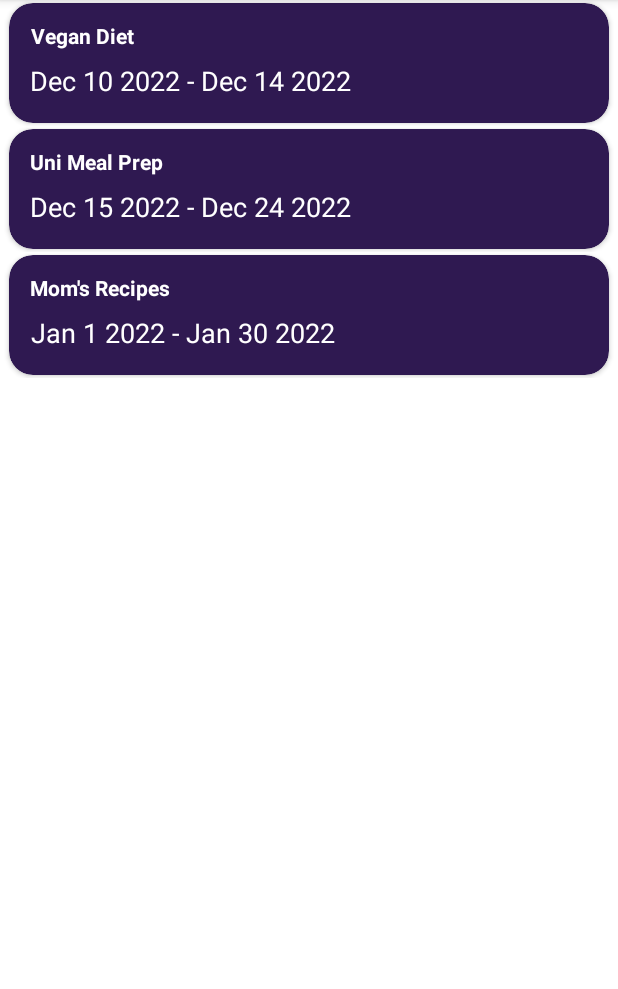
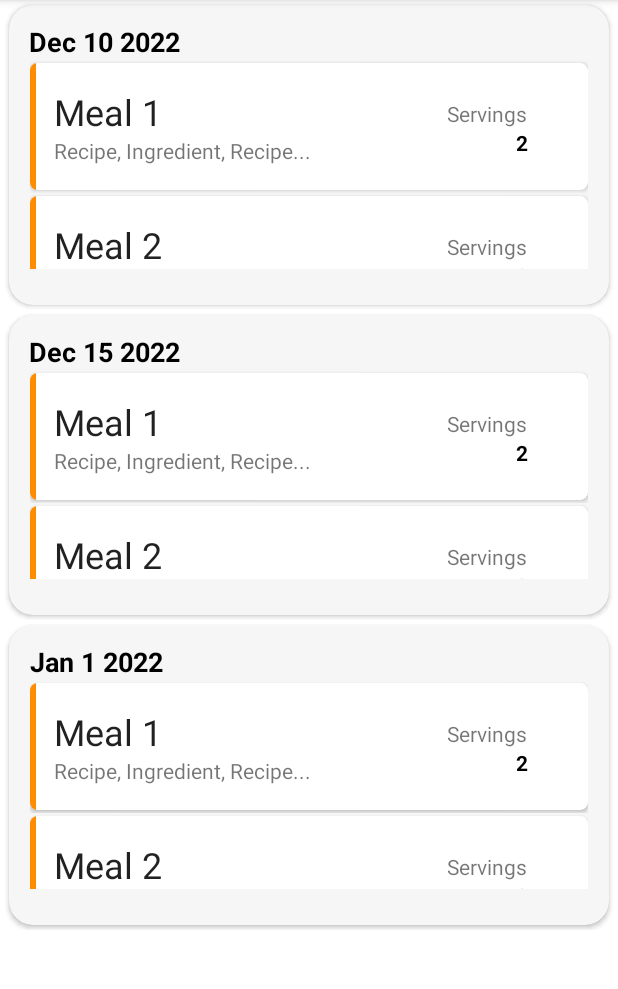
Before and after one commit to CMPUT301F22T04/nosh, an Android app: the fragment PlanFragment shown on its own in the app's theme, on a phone screen of 412 x 824 dp, the part 84-1073 px from its top. Run offline under Robolectric (Android 15) with nearby library versions, the light colour scheme and no system bars.

Commit message:
Testing nested recycler views approach

```diff
--- /dev/null
+++ b/app/src/main/java/com/example/nosh/fragments/plan/Meal.java
@@ -0,0 +1,17 @@
+package com.example.nosh.fragments.plan;
+
+public class Meal {
+    private String name;
+
+    public Meal(String name) {
+        this.name = name;
+    }
+
+    public String getName() {
+        return name;
+    }
+
+    public void setName(String name) {
+        this.name = name;
+    }
+}
--- /dev/null
+++ b/app/src/main/java/com/example/nosh/fragments/plan/MealDay.java
@@ -0,0 +1,17 @@
+package com.example.nosh.fragments.plan;
+
+public class MealDay {
+    private String day;
+
+    public MealDay(String day) {
+        this.day = day;
+    }
+
+    public String getDay() {
+        return day;
+    }
+
+    public void setDay(String day) {
+        this.day = day;
+    }
+}
--- a/app/src/main/java/com/example/nosh/fragments/plan/PlanFragment.java
+++ b/app/src/main/java/com/example/nosh/fragments/plan/PlanFragment.java
@@ -11,6 +11,7 @@ import android.view.View;
 import android.view.ViewGroup;
 
 import com.example.nosh.R;
+import com.example.nosh.fragments.plan.RecyclerViews.MealSpan_RecyclerViewAdapter;
 
 import java.util.ArrayList;
 
@@ -20,7 +21,8 @@ import java.util.ArrayList;
  * create an instance of this fragment.
  */
 public class PlanFragment extends Fragment {
-    ArrayList<MockMealPlan> mealPlans = new ArrayList<>();
+    //ArrayList<MockMealPlan> mealPlans = new ArrayList<>();
+    ArrayList<MealDay> mealDays = new ArrayList<>();
 
     public PlanFragment() {
         // Required empty public constructor
@@ -45,7 +47,11 @@ public class PlanFragment extends Fragment {
 
         setUpTestData();
 
-        MealPlan_RecyclerViewAdapter adapter = new MealPlan_RecyclerViewAdapter(getContext(), mealPlans);
+        //MealPlan_RecyclerViewAdapter adapter = new MealPlan_RecyclerViewAdapter(getContext(), mealPlans);
+        //recyclerView.setAdapter(adapter);
+        //recyclerView.setLayoutManager(new LinearLayoutManager(getContext()));
+
+        MealSpan_RecyclerViewAdapter adapter = new MealSpan_RecyclerViewAdapter(getContext(), mealDays);
         recyclerView.setAdapter(adapter);
         recyclerView.setLayoutManager(new LinearLayoutManager(getContext()));
 
@@ -53,11 +59,12 @@ public class PlanFragment extends Fragment {
     }
 
     private void setUpTestData(){
-        String[] planNames = {"Vegan Diet", "Uni Meal Prep", "Mom's Recipes"};
-        String[] planSpans = {"Dec 10 2022 - Dec 14 2022", "Dec 15 2022 - Dec 24 2022", "Jan 1 2022 - Jan 30 2022"};
+        //String[] planNames = {"Vegan Diet", "Uni Meal Prep", "Mom's Recipes"};
+        //String[] planSpans = {"Dec 10 2022 - Dec 14 2022", "Dec 15 2022 - Dec 24 2022", "Jan 1 2022 - Jan 30 2022"};
+        String[] days = {"Dec 10 2022", "Dec 15 2022", "Jan 1 2022"};
 
-        for (int i = 0; i < planNames.length; i++){
-            mealPlans.add(new MockMealPlan(planNames[i], planSpans[i]));
+        for (int i = 0; i < days.length; i++){
+            mealDays.add(new MealDay(days[i]));
         }
     }
 }
--- a/app/src/main/java/com/example/nosh/fragments/plan/MealPlan_RecyclerViewAdapter.java
+++ b/app/src/main/java/com/example/nosh/fragments/plan/RecyclerViews/MealPlan_RecyclerViewAdapter.java
@@ -1,4 +1,4 @@
-package com.example.nosh.fragments.plan;
+package com.example.nosh.fragments.plan.RecyclerViews;
 
 import android.content.Context;
 import android.view.LayoutInflater;
@@ -10,6 +10,7 @@ import androidx.annotation.NonNull;
 import androidx.recyclerview.widget.RecyclerView;
 
 import com.example.nosh.R;
+import com.example.nosh.fragments.plan.MockMealPlan;
 
 import java.util.ArrayList;
 
--- /dev/null
+++ b/app/src/main/java/com/example/nosh/fragments/plan/RecyclerViews/MealSpan_RecyclerViewAdapter.java
@@ -0,0 +1,74 @@
+package com.example.nosh.fragments.plan.RecyclerViews;
+
+import android.content.Context;
+import android.view.LayoutInflater;
+import android.view.View;
+import android.view.ViewGroup;
+import android.widget.TextView;
+
+import androidx.annotation.NonNull;
+import androidx.recyclerview.widget.LinearLayoutManager;
+import androidx.recyclerview.widget.RecyclerView;
+
+import com.example.nosh.R;
+import com.example.nosh.fragments.plan.Meal;
+import com.example.nosh.fragments.plan.MealDay;
+
+import java.util.ArrayList;
+
+public class MealSpan_RecyclerViewAdapter extends RecyclerView.Adapter<MealSpan_RecyclerViewAdapter.MyViewHolder> {
+    private Context context;
+    private ArrayList<MealDay> mealDays;
+
+    public MealSpan_RecyclerViewAdapter(Context context, ArrayList<MealDay> mealDays){
+        this.context = context;
+        this.mealDays = mealDays;
+    }
+
+    @NonNull
+    @Override
+    public MealSpan_RecyclerViewAdapter.MyViewHolder onCreateViewHolder(@NonNull ViewGroup parent, int viewType) {
+        LayoutInflater inflater = LayoutInflater.from(context);
+        View v = inflater.inflate(R.layout.meal_plan_span_recycler_view, parent, false);
+
+        return new MealSpan_RecyclerViewAdapter.MyViewHolder(v);
+    }
+
+    @Override
+    public void onBindViewHolder(@NonNull MealSpan_RecyclerViewAdapter.MyViewHolder holder, int position) {
+        holder.dayOfPlan.setText(mealDays.get(position).getDay());
+
+        ArrayList<Meal> meals = new ArrayList<>();
+
+        String[] names = {"Meal 1", "Meal 2", "Meal 3"};
+
+        for (int i = 0; i < names.length; i++){
+            meals.add(new Meal(names[i]));
+        }
+
+        Meal_RecyclerViewAdapter adapter = new Meal_RecyclerViewAdapter(context, meals);
+        holder.recyclerView.setAdapter(adapter);
+        holder.recyclerView.setLayoutManager(new LinearLayoutManager(context));
+    }
+
+    @Override
+    public int getItemCount() {
+        return mealDays.size();
+    }
+
+    public static class MyViewHolder extends RecyclerView.ViewHolder{
+        // grabbing the views from recycler layout
+        TextView dayOfPlan;
+        TextView planSpan;
+        RecyclerView recyclerView;
+
+        public MyViewHolder(@NonNull View itemView) {
+            super(itemView);
+
+            dayOfPlan = itemView.findViewById(R.id.day_of_plan);
+            planSpan = itemView.findViewById(R.id.plan_span);
+
+            recyclerView = itemView.findViewById(R.id.meal_recycler_view);
+        }
+    }
+}
--- /dev/null
+++ b/app/src/main/java/com/example/nosh/fragments/plan/RecyclerViews/Meal_RecyclerViewAdapter.java
@@ -0,0 +1,56 @@
+package com.example.nosh.fragments.plan.RecyclerViews;
+
+import android.content.Context;
+import android.view.LayoutInflater;
+import android.view.View;
+import android.view.ViewGroup;
+import android.widget.TextView;
+
+import androidx.annotation.NonNull;
+import androidx.recyclerview.widget.RecyclerView;
+
+import com.example.nosh.R;
+import com.example.nosh.fragments.plan.Meal;
+
+import java.util.ArrayList;
+
+public class Meal_RecyclerViewAdapter extends RecyclerView.Adapter<Meal_RecyclerViewAdapter.MyViewHolder> {
+    private Context context;
+    private ArrayList<Meal> meals;
+
+    public Meal_RecyclerViewAdapter(Context context, ArrayList<Meal> meals){
+        this.context = context;
+        this.meals = meals;
+    }
+
+    @NonNull
+    @Override
+    public Meal_RecyclerViewAdapter.MyViewHolder onCreateViewHolder(@NonNull ViewGroup parent, int viewType) {
+        // inflate layout
+        LayoutInflater inflater = LayoutInflater.from(context);
+        View v = inflater.inflate(R.layout.meal_recycler_row, parent, false);
+
+        return new Meal_RecyclerViewAdapter.MyViewHolder(v);
+    }
+
+    @Override
+    public void onBindViewHolder(@NonNull Meal_RecyclerViewAdapter.MyViewHolder holder, int position) {
+        holder.mealName.setText(meals.get(position).getName());
+    }
+
+    @Override
+    public int getItemCount() {
+        return meals.size();
+    }
+
+    public static class MyViewHolder extends RecyclerView.ViewHolder{
+        // grabbing the views from recycler layout
+        TextView mealName;
+
+        public MyViewHolder(@NonNull View itemView) {
+            super(itemView);
+
+            mealName = itemView.findViewById(R.id.meal_name);
+        }
+    }
+}
--- /dev/null
+++ b/app/src/main/res/layout/meal_plan_span_recycler_view.xml
@@ -0,0 +1,49 @@
+<?xml version="1.0" encoding="utf-8"?>
+<androidx.constraintlayout.widget.ConstraintLayout xmlns:android="http://schemas.android.com/apk/res/android"
+    xmlns:app="http://schemas.android.com/apk/res-auto"
+    xmlns:tools="http://schemas.android.com/tools"
+    android:layout_width="match_parent"
+    android:layout_height="wrap_content">
+
+    <androidx.cardview.widget.CardView
+        android:layout_marginTop="3dp"
+        android:layout_marginBottom="3dp"
+        android:layout_width="400dp"
+        android:layout_height="200dp"
+        app:cardBackgroundColor="#F6F6F6"
+        app:cardCornerRadius="16dp"
+        app:layout_constraintBottom_toBottomOf="parent"
+        app:layout_constraintEnd_toEndOf="parent"
+        app:layout_constraintStart_toStartOf="parent"
+        app:layout_constraintTop_toTopOf="parent">
+
+        <androidx.constraintlayout.widget.ConstraintLayout
+            android:layout_width="match_parent"
+            android:layout_height="match_parent">
+
+            <TextView
+                android:id="@+id/day_of_plan"
+                android:layout_width="wrap_content"
+                android:layout_height="wrap_content"
+                android:layout_marginTop="12dp"
+                android:text="Dec 10 2022"
+                android:textColor="#000000"
+                android:textSize="18sp"
+                android:textStyle="bold"
+                app:layout_constraintEnd_toEndOf="parent"
+                app:layout_constraintHorizontal_bias="0.045"
+                app:layout_constraintStart_toStartOf="parent"
+                app:layout_constraintTop_toTopOf="parent" />
+
+            <androidx.recyclerview.widget.RecyclerView
+                android:id="@+id/meal_recycler_view"
+                android:layout_width="372dp"
+                android:layout_height="139dp"
+                app:layout_constraintBottom_toBottomOf="parent"
+                app:layout_constraintEnd_toEndOf="parent"
+                app:layout_constraintStart_toStartOf="parent"
+                app:layout_constraintTop_toBottomOf="@+id/day_of_plan"
+                app:layout_constraintVertical_bias="0.0" />
+        </androidx.constraintlayout.widget.ConstraintLayout>
+    </androidx.cardview.widget.CardView>
+</androidx.constraintlayout.widget.ConstraintLayout>
--- /dev/null
+++ b/app/src/main/res/layout/meal_recycler_row.xml
@@ -0,0 +1,80 @@
+<?xml version="1.0" encoding="utf-8"?>
+<androidx.constraintlayout.widget.ConstraintLayout xmlns:android="http://schemas.android.com/apk/res/android"
+    xmlns:app="http://schemas.android.com/apk/res-auto"
+    xmlns:tools="http://schemas.android.com/tools"
+    android:layout_width="match_parent"
+    android:layout_height="wrap_content">
+
+    <androidx.cardview.widget.CardView
+        android:layout_marginTop="2dp"
+        android:layout_marginBottom="2dp"
+        app:layout_constraintBottom_toBottomOf="parent"
+        app:layout_constraintEnd_toEndOf="parent"
+        app:layout_constraintStart_toStartOf="parent"
+        app:layout_constraintTop_toTopOf="parent"
+        android:layout_width="fill_parent"
+        android:layout_height="wrap_content"
+        app:cardElevation="2dp"
+        app:cardCornerRadius="5dp">
+
+        <FrameLayout
+            android:background="#FF8C00"
+            android:layout_width="4dp"
+            android:layout_height="match_parent"/>
+
+        <androidx.constraintlayout.widget.ConstraintLayout
+            android:layout_width="fill_parent"
+            android:layout_height="wrap_content"
+            android:orientation="vertical"
+            android:padding="16dp">
+
+            <TextView
+                android:id="@+id/meal_name"
+                style="@style/Base.TextAppearance.AppCompat.Headline"
+                android:layout_width="wrap_content"
+                android:layout_height="wrap_content"
+                android:text="Meal name"
+                app:layout_constraintStart_toStartOf="parent"
+                app:layout_constraintTop_toTopOf="parent" />
+
+            <TextView
+                android:id="@+id/textView8"
+                android:layout_width="wrap_content"
+                android:layout_height="wrap_content"
+                android:layout_marginEnd="24dp"
+                android:text="Servings"
+                app:layout_constraintBottom_toBottomOf="parent"
+                app:layout_constraintEnd_toEndOf="parent"
+                app:layout_constraintHorizontal_bias="1.0"
+                app:layout_constraintStart_toEndOf="@+id/meal_name"
+                app:layout_constraintTop_toTopOf="parent"
+                app:layout_constraintVertical_bias="0.246" />
+
+            <TextView
+                android:id="@+id/textView9"
+                android:layout_width="254dp"
+                android:layout_height="20dp"
+                android:text="Recipe, Ingredient, Recipe..."
+                app:layout_constraintBottom_toBottomOf="parent"
+                app:layout_constraintEnd_toEndOf="parent"
+                app:layout_constraintHorizontal_bias="0.0"
+                app:layout_constraintStart_toStartOf="parent"
+                app:layout_constraintTop_toBottomOf="@+id/meal_name"
+                app:layout_constraintVertical_bias="0.176" />
+
+            <TextView
+                android:id="@+id/textView11"
+                android:layout_width="wrap_content"
+                android:layout_height="wrap_content"
+                android:layout_marginEnd="24dp"
+                android:text="2"
+                android:textColor="#000000"
+                android:textStyle="bold"
+                app:layout_constraintBottom_toBottomOf="parent"
+                app:layout_constraintEnd_toEndOf="parent"
+                app:layout_constraintTop_toBottomOf="@+id/textView8"
+                app:layout_constraintVertical_bias="0.0" />
+
+        </androidx.constraintlayout.widget.ConstraintLayout>
+    </androidx.cardview.widget.CardView>
+</androidx.constraintlayout.widget.ConstraintLayout>
```
